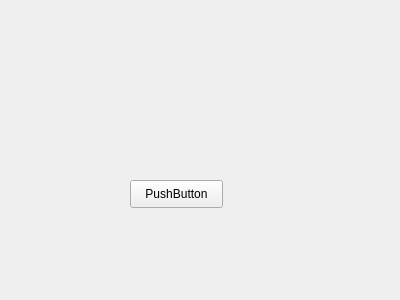
Old version of the form plugin/pythonCpptcpptest/form.ui in the repository ponycandy/Cpython_communicator.
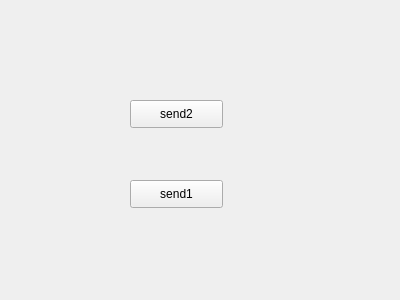
New version of the form.

What changed in the file:
```diff
--- a/plugin/pythonCpptcpptest/form.ui
+++ b/plugin/pythonCpptcpptest/form.ui
@@ -23,7 +23,20 @@
     </rect>
    </property>
    <property name="text">
-    <string>PushButton</string>
+    <string>send1</string>
+   </property>
+  </widget>
+  <widget class="QPushButton" name="pushButton_2">
+   <property name="geometry">
+    <rect>
+     <x>130</x>
+     <y>100</y>
+     <width>93</width>
+     <height>28</height>
+    </rect>
+   </property>
+   <property name="text">
+    <string>send2</string>
    </property>
   </widget>
  </widget>
```
